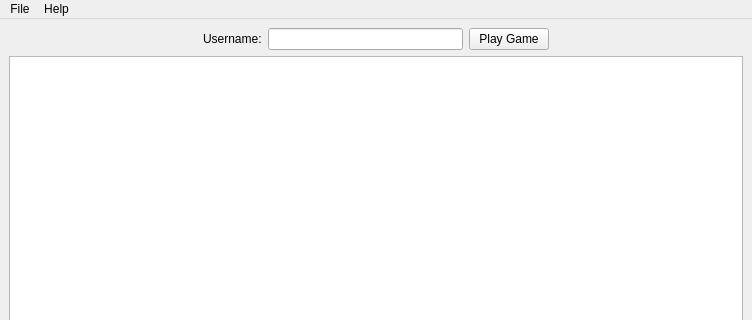
This is ui/mainwindow.ui in greghaynes/QTcpPlanetWars as Qt 5 draws it before an edit; both pictures show x 0 to 752 and y 0 to 320 of the 752 by 591 pixel window. The edited form follows.
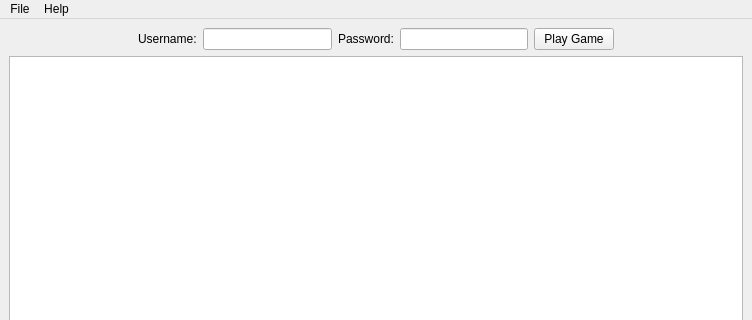
This is the edited form.

Commit message: Allow passwords

Diff of the .ui file:
```diff
--- a/ui/mainwindow.ui
+++ b/ui/mainwindow.ui
@@ -40,6 +40,20 @@
       <item>
        <widget class="QLineEdit" name="usernameLineEdit"/>
       </item>
+      <item>
+       <widget class="QLabel" name="label_2">
+        <property name="text">
+         <string>Password:</string>
+        </property>
+       </widget>
+      </item>
+      <item>
+       <widget class="QLineEdit" name="passwordLineEdit">
+        <property name="echoMode">
+         <enum>QLineEdit::PasswordEchoOnEdit</enum>
+        </property>
+       </widget>
+      </item>
       <item>
        <widget class="QPushButton" name="playGamePushButton">
         <property name="text">
```
The commit also changes 3 other files.
